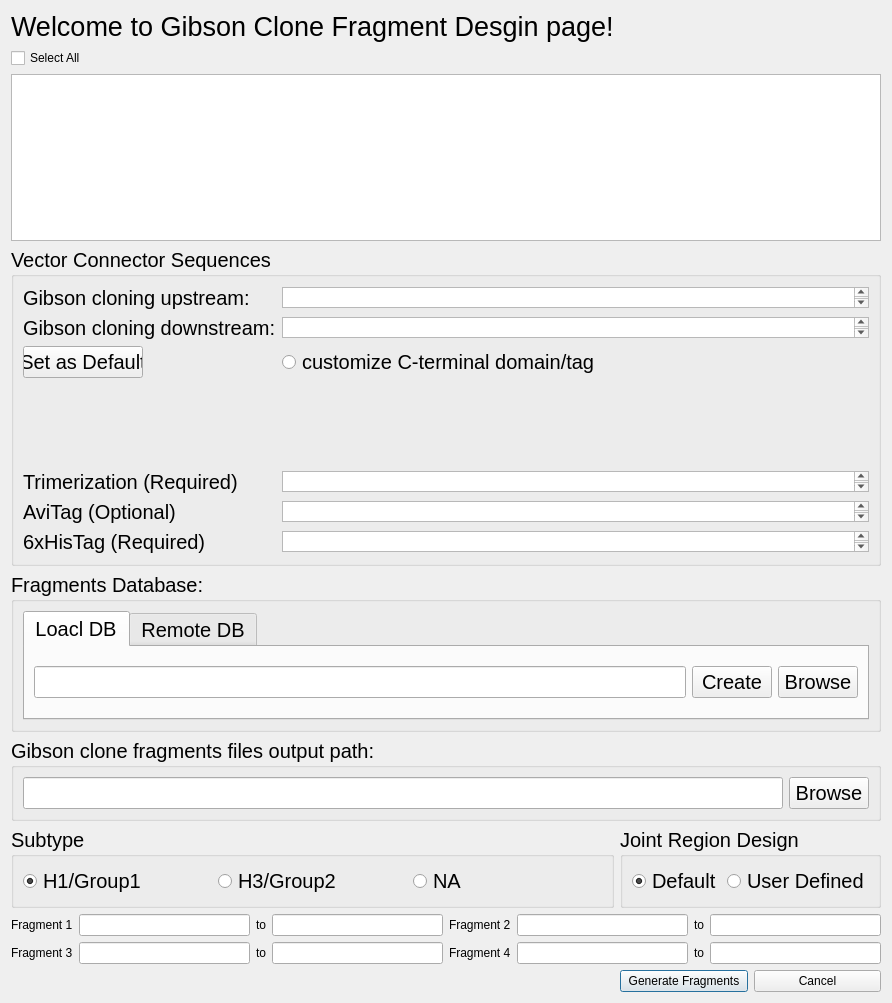
WilsonImmunologyLab/Librator, file gibsonclone.ui: the form before one commit.
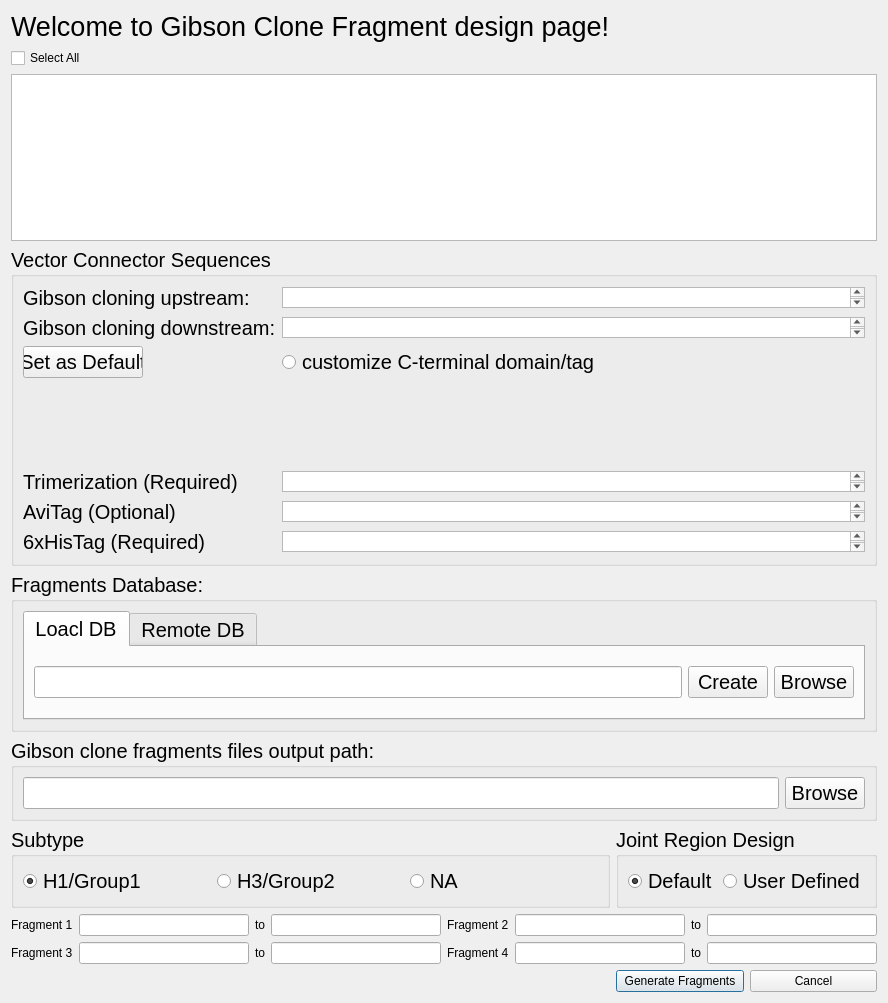
The form after the commit. Icons and pictures are not drawn.

Commit message: fix spelling error

```diff
--- a/gibsonclone.ui
+++ b/gibsonclone.ui
@@ -149,7 +149,7 @@
       </font>
      </property>
      <property name="text">
-      <string>Welcome to Gibson Clone Fragment Desgin page!</string>
+      <string>Welcome to Gibson Clone Fragment design page!</string>
      </property>
     </widget>
    </item>
```
The commit also changes 2 other files.
